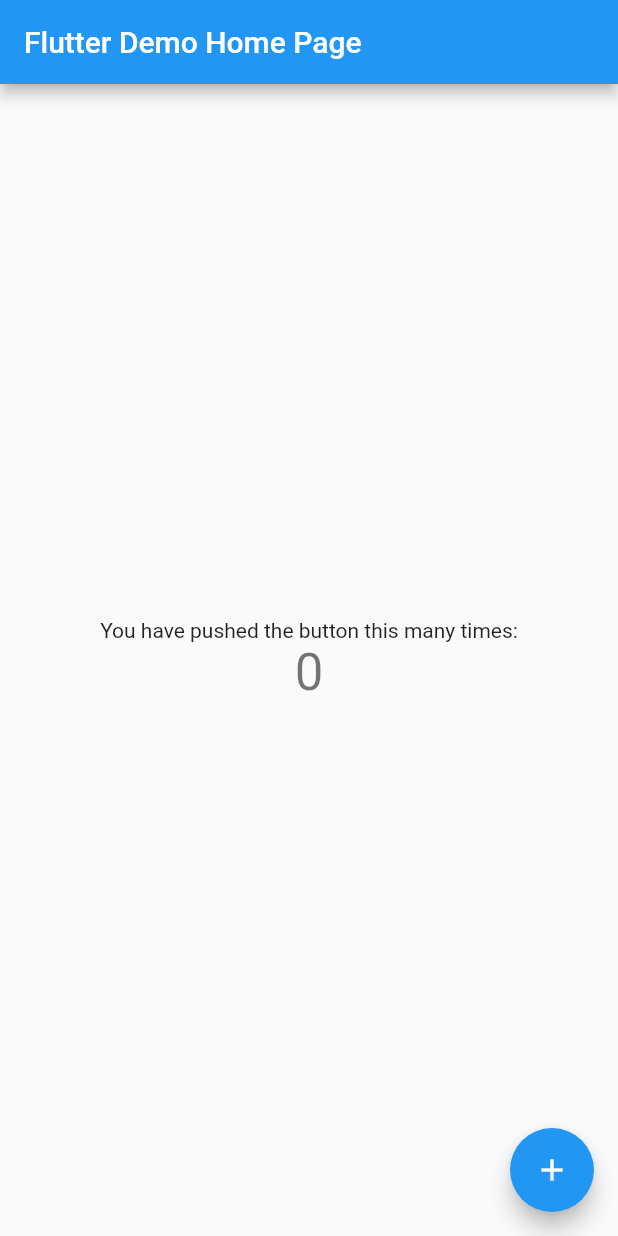
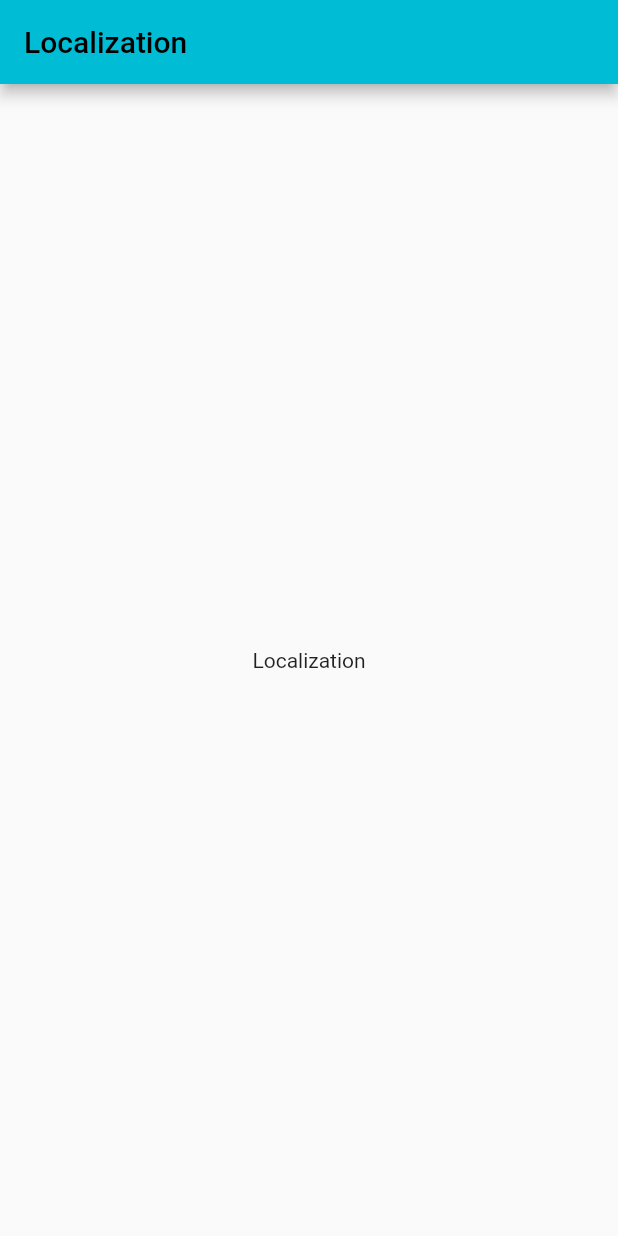
Before and after one commit to SamiUllah-dev/flutter_localization, a Flutter app: the screen it shows after launch, on a phone screen of 412 x 824 dp. Run offline on Flutter 3.47's test engine with Material 2 defaults, Android fonts, the light colour scheme and no system bars.

Commit message:
main dart file edited

```diff
--- a/lib/main.dart
+++ b/lib/main.dart
@@ -7,39 +7,20 @@
 class MyApp extends StatelessWidget {
   const MyApp({super.key});
 
-  // This widget is the root of your application.
   @override
   Widget build(BuildContext context) {
     return MaterialApp(
-      title: 'Flutter Demo',
+      title: 'Localization',
       theme: ThemeData(
-        // This is the theme of your application.
-        //
-        // Try running your application with "flutter run". You'll see the
-        // application has a blue toolbar. Then, without quitting the app, try
-        // changing the primarySwatch below to Colors.green and then invoke
-        // "hot reload" (press "r" in the console where you ran "flutter run",
-        // or simply save your changes to "hot reload" in a Flutter IDE).
-        // Notice that the counter didn't reset back to zero; the application
-        // is not restarted.
-        primarySwatch: Colors.blue,
+        primarySwatch: Colors.cyan,
       ),
-      home: const MyHomePage(title: 'Flutter Demo Home Page'),
+      home: const MyHomePage(title: 'Localization'),
     );
   }
 }
 
 class MyHomePage extends StatefulWidget {
   const MyHomePage({super.key, required this.title});
-
-  // This widget is the home page of your application. It is stateful, meaning
-  // that it has a State object (defined below) that contains fields that affect
-  // how it looks.
-
-  // This class is the configuration for the state. It holds the values (in this
-  // case the title) provided by the parent (in this case the App widget) and
-  // used by the build method of the State. Fields in a Widget subclass are
-  // always marked "final".
 
   final String title;
 
@@ -48,68 +29,15 @@
 }
 
 class _MyHomePageState extends State<MyHomePage> {
-  int _counter = 0;
-
-  void _incrementCounter() {
-    setState(() {
-      // This call to setState tells the Flutter framework that something has
-      // changed in this State, which causes it to rerun the build method below
-      // so that the display can reflect the updated values. If we changed
-      // _counter without calling setState(), then the build method would not be
-      // called again, and so nothing would appear to happen.
-      _counter++;
-    });
-  }
-
   @override
   Widget build(BuildContext context) {
-    // This method is rerun every time setState is called, for instance as done
-    // by the _incrementCounter method above.
-    //
-    // The Flutter framework has been optimized to make rerunning build methods
-    // fast, so that you can just rebuild anything that needs updating rather
-    // than having to individually change instances of widgets.
     return Scaffold(
       appBar: AppBar(
-        // Here we take the value from the MyHomePage object that was created by
-        // the App.build method, and use it to set our appbar title.
         title: Text(widget.title),
       ),
-      body: Center(
-        // Center is a layout widget. It takes a single child and positions it
-        // in the middle of the parent.
-        child: Column(
-          // Column is also a layout widget. It takes a list of children and
-          // arranges them vertically. By default, it sizes itself to fit its
-          // children horizontally, and tries to be as tall as its parent.
-          //
-          // Invoke "debug painting" (press "p" in the console, choose the
-          // "Toggle Debug Paint" action from the Flutter Inspector in Android
-          // Studio, or the "Toggle Debug Paint" command in Visual Studio Code)
-          // to see the wireframe for each widget.
-          //
-          // Column has various properties to control how it sizes itself and
-          // how it positions its children. Here we use mainAxisAlignment to
-          // center the children vertically; the main axis here is the vertical
-          // axis because Columns are vertical (the cross axis would be
-          // horizontal).
-          mainAxisAlignment: MainAxisAlignment.center,
-          children: <Widget>[
-            const Text(
-              'You have pushed the button this many times:',
-            ),
-            Text(
-              '$_counter',
-              style: Theme.of(context).textTheme.headline4,
-            ),
-          ],
-        ),
+      body: const Center(
+        child: Text('Localization'),
       ),
-      floatingActionButton: FloatingActionButton(
-        onPressed: _incrementCounter,
-        tooltip: 'Increment',
-        child: const Icon(Icons.add),
-      ), // This trailing comma makes auto-formatting nicer for build methods.
     );
   }
 }
```
